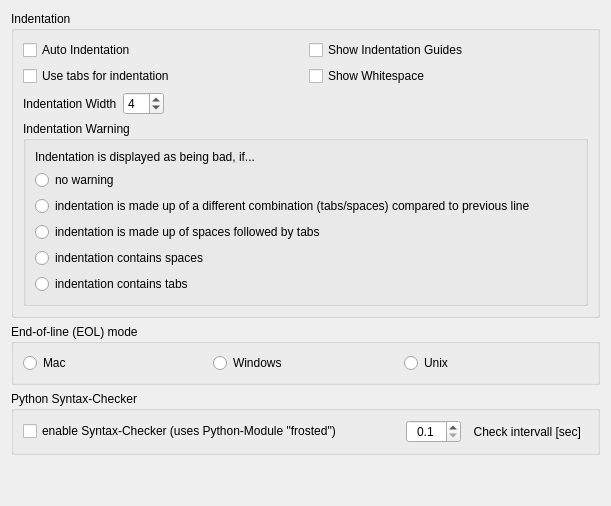
itom-project/itom, file Qitom/ui/widgetPropEditorGeneral.ui: the form before one commit.
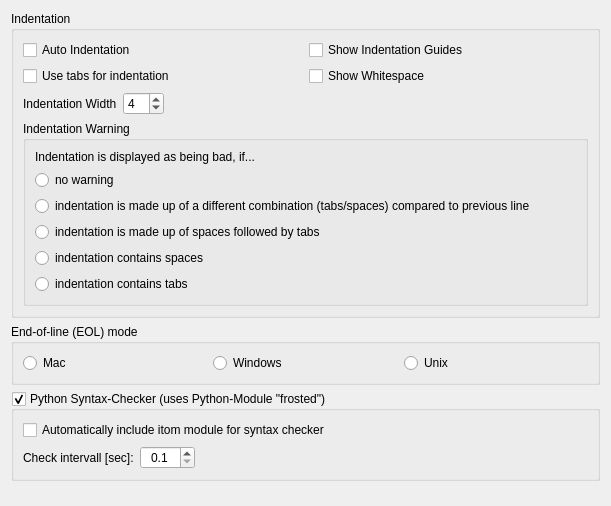
The form after the commit.

Commit message: frosted syntax checker ignores errors coming from globally imported itom module. some fixes in breakpoint model and better reload due to changes in properties concerning the help widget

The edit to the form file:
```diff
--- a/Qitom/ui/widgetPropEditorGeneral.ui
+++ b/Qitom/ui/widgetPropEditorGeneral.ui
@@ -180,15 +180,33 @@
    <item>
     <widget class="QGroupBox" name="groupBox">
      <property name="title">
-      <string>Python Syntax-Checker</string>
+      <string>Python Syntax-Checker (uses Python-Module &quot;frosted&quot;)</string>
      </property>
+     <property name="checkable">
+      <bool>true</bool>
+     </property>
+     <layout class="QVBoxLayout" name="verticalLayout_6">
+      <item>
      <layout class="QVBoxLayout" name="verticalLayout_3">
+        <item>
+         <widget class="QCheckBox" name="checkIncludeItom">
+          <property name="text">
+           <string>Automatically include itom module for syntax checker</string>
+          </property>
+         </widget>
+        </item>
       <item>
        <layout class="QHBoxLayout" name="horizontalLayout_3">
         <item>
-         <widget class="QCheckBox" name="checkSyntaxChecker">
+           <widget class="QLabel" name="labelSyntaxIntervallComment">
+            <property name="sizePolicy">
+             <sizepolicy hsizetype="Minimum" vsizetype="Preferred">
+              <horstretch>0</horstretch>
+              <verstretch>0</verstretch>
+             </sizepolicy>
+            </property>
           <property name="text">
-           <string>enable Syntax-Checker (uses Python-Module &quot;frosted&quot;)</string>
+             <string extracomment="The timer is started when entering a new line">Check intervall [sec]:</string>
           </property>
          </widget>
         </item>
@@ -230,17 +248,19 @@
          </widget>
         </item>
         <item>
-         <widget class="QLabel" name="labelSyntaxIntervallComment">
-          <property name="sizePolicy">
-           <sizepolicy hsizetype="Fixed" vsizetype="Preferred">
-            <horstretch>0</horstretch>
-            <verstretch>0</verstretch>
-           </sizepolicy>
-          </property>
-          <property name="text">
-           <string extracomment="The timer is started when entering a new line">  Check intervall [sec]  </string>
-          </property>
-         </widget>
+           <spacer name="horizontalSpacer_2">
+            <property name="orientation">
+             <enum>Qt::Horizontal</enum>
+            </property>
+            <property name="sizeHint" stdset="0">
+             <size>
+              <width>40</width>
+              <height>20</height>
+             </size>
+            </property>
+           </spacer>
+          </item>
+         </layout>
         </item>
        </layout>
       </item>
```
Left out of the diff: 2 changed lines with no effect on the pictures. Lines whose indentation alone changed are shown as unchanged. The commit also changes 9 other files.
